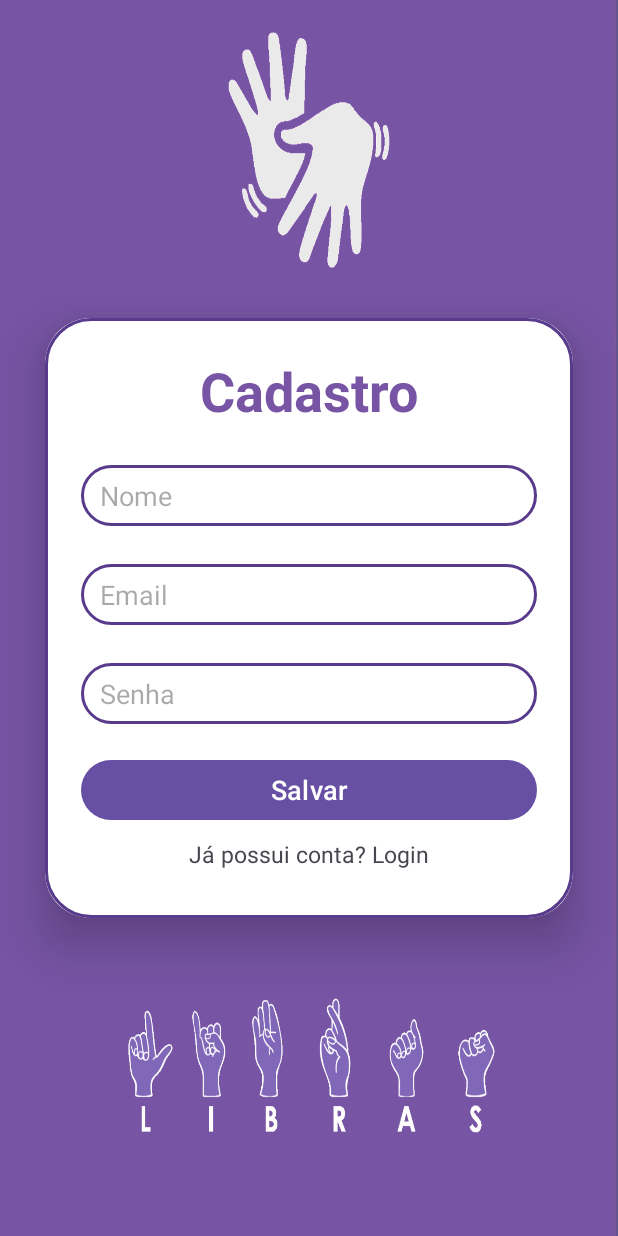
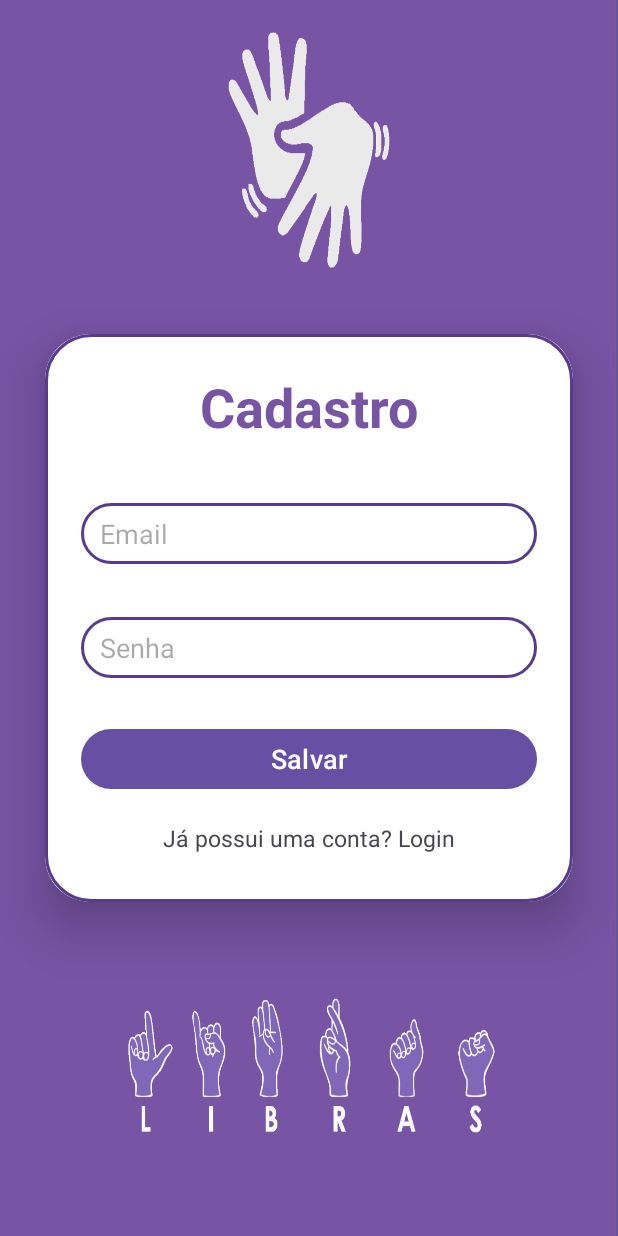
Before and after one commit to lizandra18/DSDM-Projeto-Final, an Android app: the Cadastro screen opened directly, with no data from a screen before it, on a phone screen of 412 x 824 dp. Run offline under Robolectric (Android 15) with nearby library versions, the phone set to English and light mode, and no system bars; our stand-ins replace Firebase (no records; nobody signed in at launch, a user with empty details on screens opened directly).

Commit message:
telas cadastro e login

```diff
--- a/ProjetoFinalLibras/app/src/main/java/com/example/projetofinal_libras/Cadastro.java
+++ b/ProjetoFinalLibras/app/src/main/java/com/example/projetofinal_libras/Cadastro.java
@@ -1,24 +1,75 @@
 package com.example.projetofinal_libras;
 
+import android.content.Intent;
 import android.os.Bundle;
+import android.view.View;
+import android.widget.Button;
+import android.widget.EditText;
+import android.widget.TextView;
+import android.widget.Toast;
 
 import androidx.activity.EdgeToEdge;
+import androidx.annotation.NonNull;
 import androidx.appcompat.app.AppCompatActivity;
 import androidx.core.graphics.Insets;
 import androidx.core.view.ViewCompat;
 import androidx.core.view.WindowInsetsCompat;
 
+import com.google.android.gms.tasks.OnCompleteListener;
+import com.google.android.gms.tasks.Task;
+import com.google.firebase.auth.AuthResult;
+import com.google.firebase.auth.FirebaseAuth;
+
 public class Cadastro extends AppCompatActivity {
+
+    private FirebaseAuth auth;
+    private EditText cadastrarEmail, cadastrarSenha;
+    private Button cadastrarButton;
+    private TextView redirecionaLogin;
 
     @Override
     protected void onCreate(Bundle savedInstanceState) {
         super.onCreate(savedInstanceState);
         EdgeToEdge.enable(this);
         setContentView(R.layout.activity_cadastro);
-        ViewCompat.setOnApplyWindowInsetsListener(findViewById(R.id.main), (v, insets) -> {
-            Insets systemBars = insets.getInsets(WindowInsetsCompat.Type.systemBars());
-            v.setPadding(systemBars.left, systemBars.top, systemBars.right, systemBars.bottom);
-            return insets;
+
+        auth = FirebaseAuth.getInstance();
+        cadastrarEmail = findViewById(R.id.cadastrar_email);
+        cadastrarSenha = findViewById(R.id.cadastrar_senha);
+        cadastrarButton = findViewById(R.id.cadastrar_button);
+        redirecionaLogin = findViewById(R.id.redireciona_login);
+
+        cadastrarButton.setOnClickListener(new View.OnClickListener() {
+            @Override
+            public void onClick(View v) {
+                String usuario = cadastrarEmail.getText().toString().trim();
+                String senha = cadastrarSenha.getText().toString().trim();
+
+                if (usuario.isEmpty()){
+                    cadastrarEmail.setError("Informe um email");
+                }
+                if (senha.isEmpty()){
+                    cadastrarSenha.setError("Informe uma senha");
+                }else {
+                    auth.createUserWithEmailAndPassword(usuario, senha).addOnCompleteListener(new OnCompleteListener<AuthResult>() {
+                        @Override
+                        public void onComplete(@NonNull Task<AuthResult> task) {
+                            if (task.isSuccessful()) {
+                                Toast.makeText(Cadastro.this, "Cadastro realizado com sucesso!", Toast.LENGTH_SHORT).show();
+                                startActivity(new Intent(Cadastro.this, Login.class));
+                            } else {
+                                Toast.makeText(Cadastro.this, "Falha ao tentar cadastrar novo usuário", Toast.LENGTH_SHORT).show();
+                            }
+                        }
+                    });
+                }
+            }
+        });
+        redirecionaLogin.setOnClickListener(new View.OnClickListener() {
+            @Override
+            public void onClick(View v) {
+                startActivity(new Intent(Cadastro.this, Login.class));
+            }
         });
     }
 }
--- a/ProjetoFinalLibras/app/src/main/res/layout/activity_cadastro.xml
+++ b/ProjetoFinalLibras/app/src/main/res/layout/activity_cadastro.xml
@@ -8,7 +8,7 @@
     android:layout_height="match_parent"
     android:orientation="vertical"
     android:gravity="center"
-    android:background="@drawable/backgroundLibras"
+    android:background="@drawable/background_libras"
     tools:context=".Cadastro">
 
     <androidx.cardview.widget.CardView
@@ -38,19 +38,9 @@
             <EditText
                 android:layout_width="match_parent"
                 android:layout_height="wrap_content"
-                android:id="@+id/cadastrar_nome"
-                android:background="@drawable/custom_edittext"
-                android:layout_marginTop="25dp"
-                android:padding="8dp"
-                android:hint=" Nome"
-                android:textColor="@color/black"/>
-
-            <EditText
-                android:layout_width="match_parent"
-                android:layout_height="wrap_content"
                 android:id="@+id/cadastrar_email"
                 android:background="@drawable/custom_edittext"
-                android:layout_marginTop="25dp"
+                android:layout_marginTop="40dp"
                 android:padding="8dp"
                 android:hint=" Email"
                 android:textColor="@color/black"/>
@@ -60,7 +50,7 @@
                 android:layout_height="wrap_content"
                 android:id="@+id/cadastrar_senha"
                 android:background="@drawable/custom_edittext"
-                android:layout_marginTop="25dp"
+                android:layout_marginTop="35dp"
                 android:padding="8dp"
                 android:hint=" Senha"
                 android:textColor="@color/black"/>
@@ -69,18 +59,19 @@
                 android:layout_width="match_parent"
                 android:layout_height="wrap_content"
                 android:text="Salvar"
-                android:id="@+id/login_button"
+                android:id="@+id/cadastrar_button"
                 android:textSize="18sp"
-                android:layout_marginTop="20dp"
+                android:layout_marginTop="30dp"
                 app:cornerRadius="20dp"/>
 
             <TextView
                 android:layout_width="match_parent"
                 android:layout_height="wrap_content"
-                android:id="@+id/redireciona_cadastro"
-                android:text="Já possui conta? Login"
+                android:id="@+id/redireciona_login"
+                android:text="Já possui uma conta? Login"
                 android:textAlignment="center"
                 android:padding="8dp"
+                android:layout_marginTop="10dp"
                 android:textSize="15sp"/>
 
         </LinearLayout>
--- a/ProjetoFinalLibras/app/src/main/res/layout/activity_login.xml
+++ b/ProjetoFinalLibras/app/src/main/res/layout/activity_login.xml
@@ -8,7 +8,7 @@
     android:layout_height="match_parent"
     android:orientation="vertical"
     android:gravity="center"
-    android:background="@drawable/backgroundLibras"
+    android:background="@drawable/background_libras"
     tools:context=".Login">
 
     <androidx.cardview.widget.CardView
```
Also changed, not shown: ProjetoFinalLibras/app/src/main/AndroidManifest.xml (+10 -7 lines), ProjetoFinalLibras/app/src/main/java/com/example/projetofinal_libras/Login.java (+63 -4 lines), ProjetoFinalLibras/app/src/main/java/com/example/projetofinal_libras/MainActivity.java (+1 -6 lines), ProjetoFinalLibras/app/src/main/res/drawable/background_libras.png (renamed from ProjetoFinalLibras/app/src/main/res/drawable/backgroundLibras.png), ProjetoFinalLibras/app/src/main/res/drawable/fundo.jpg (deleted).
